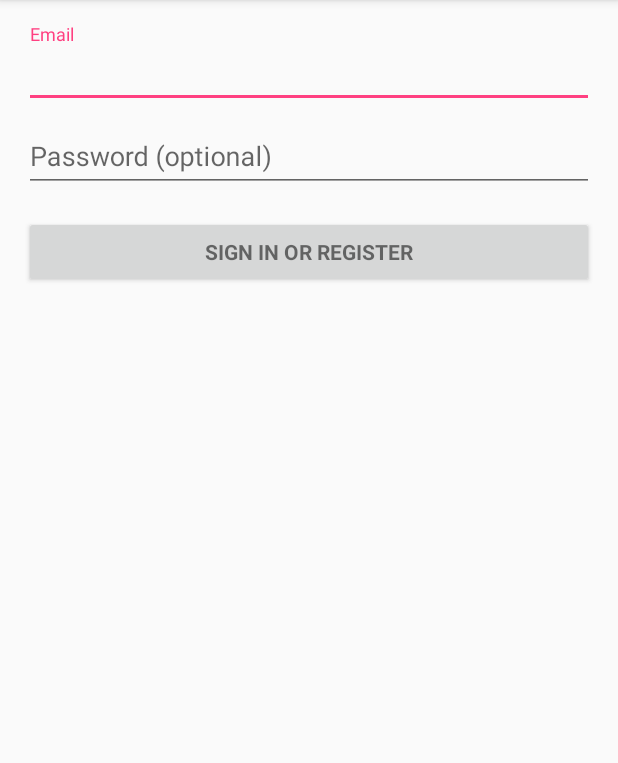
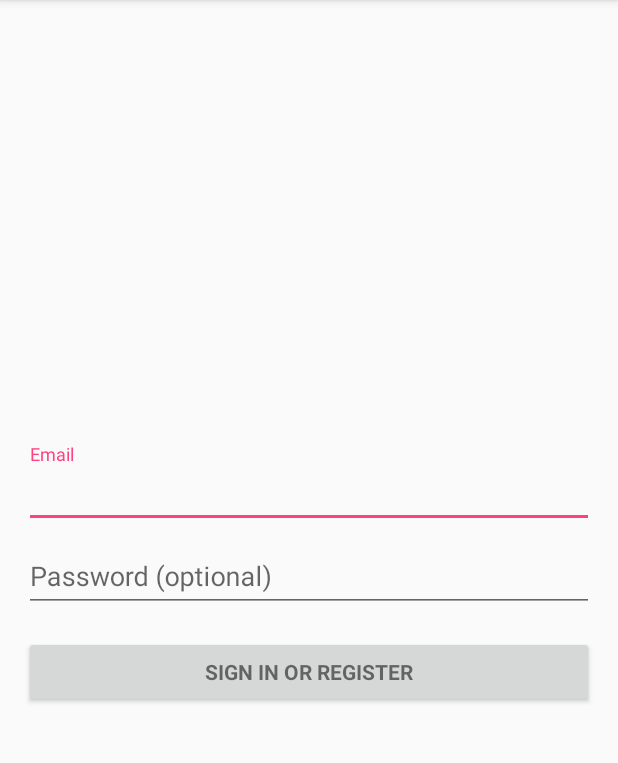
Before and after one commit to hackgt2016-carpartspricecompare/android, an Android app: the screen it shows after launch (LoginActivity), on a phone screen of 412 x 824 dp, the part 84-847 px from its top. Run offline under Robolectric (Android 15) with nearby library versions, the phone set to English and light mode, and no system bars; 2 statements that could not run were skipped.

Commit message:
Centered login form and login animation to middle of the screen

```diff
--- a/app/src/main/res/layout/activity_login.xml
+++ b/app/src/main/res/layout/activity_login.xml
@@ -2,22 +2,24 @@
               xmlns:tools="http://schemas.android.com/tools"
               android:layout_height="match_parent"
               android:layout_width="match_parent"
-              android:gravity="center_horizontal"
-              android:orientation="vertical"
+    android:orientation="vertical"
               android:paddingBottom="@dimen/activity_vertical_margin"
               android:paddingLeft="@dimen/activity_horizontal_margin"
               android:paddingRight="@dimen/activity_horizontal_margin"
               android:paddingTop="@dimen/activity_vertical_margin"
-              tools:context="com.hackgt.partspricer.LoginActivity">
+              tools:context="com.hackgt.partspricer.LoginActivity"
+    android:gravity="center">
 
     <!-- Login progress -->
+
     <ProgressBar
             android:id="@+id/login_progress"
             android:layout_height="wrap_content"
             android:layout_width="wrap_content"
             android:layout_marginBottom="8dp"
             android:visibility="gone"
-            style="?android:attr/progressBarStyleLarge" />
+            style="?android:attr/progressBarStyleLarge"
+        android:layout_gravity="center_horizontal" />
 
     <ScrollView
             android:id="@+id/login_form"
@@ -28,7 +30,8 @@
                 android:id="@+id/email_login_form"
                 android:layout_height="wrap_content"
                 android:layout_width="match_parent"
-                android:orientation="vertical">
+                android:orientation="vertical"
+            android:layout_gravity="center_vertical">
 
             <android.support.design.widget.TextInputLayout
                     android:layout_height="wrap_content"
```
